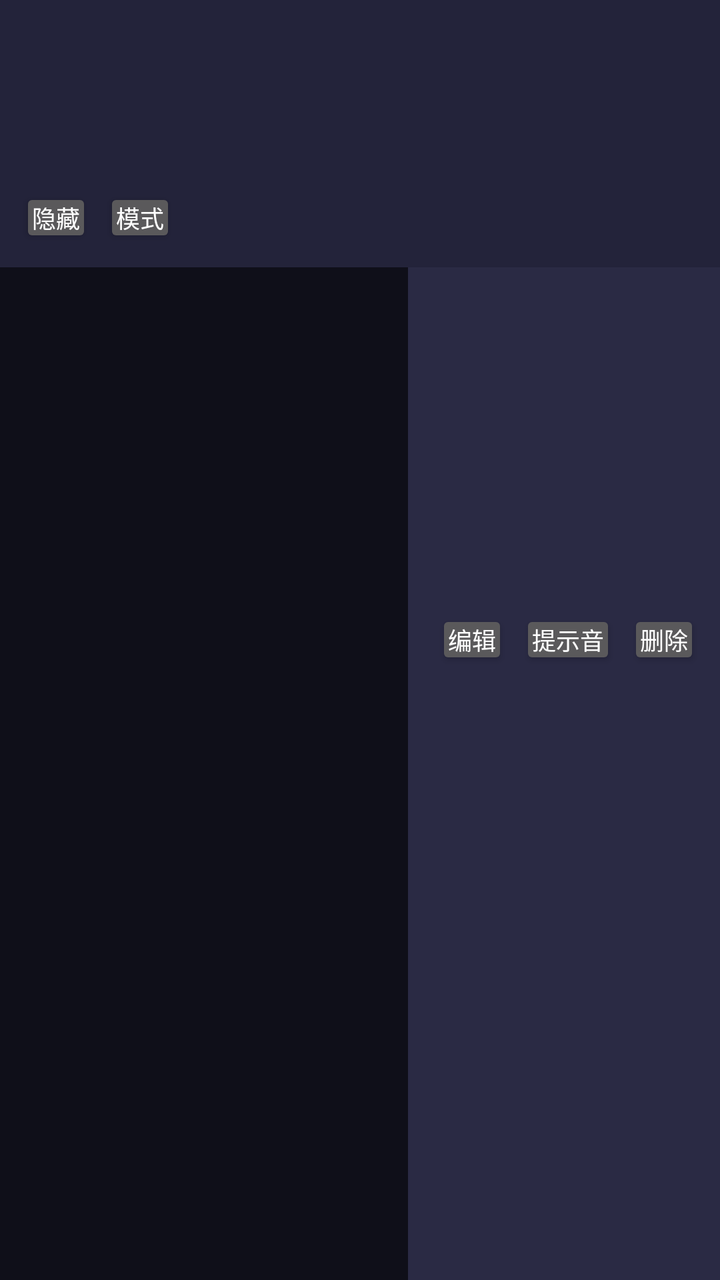
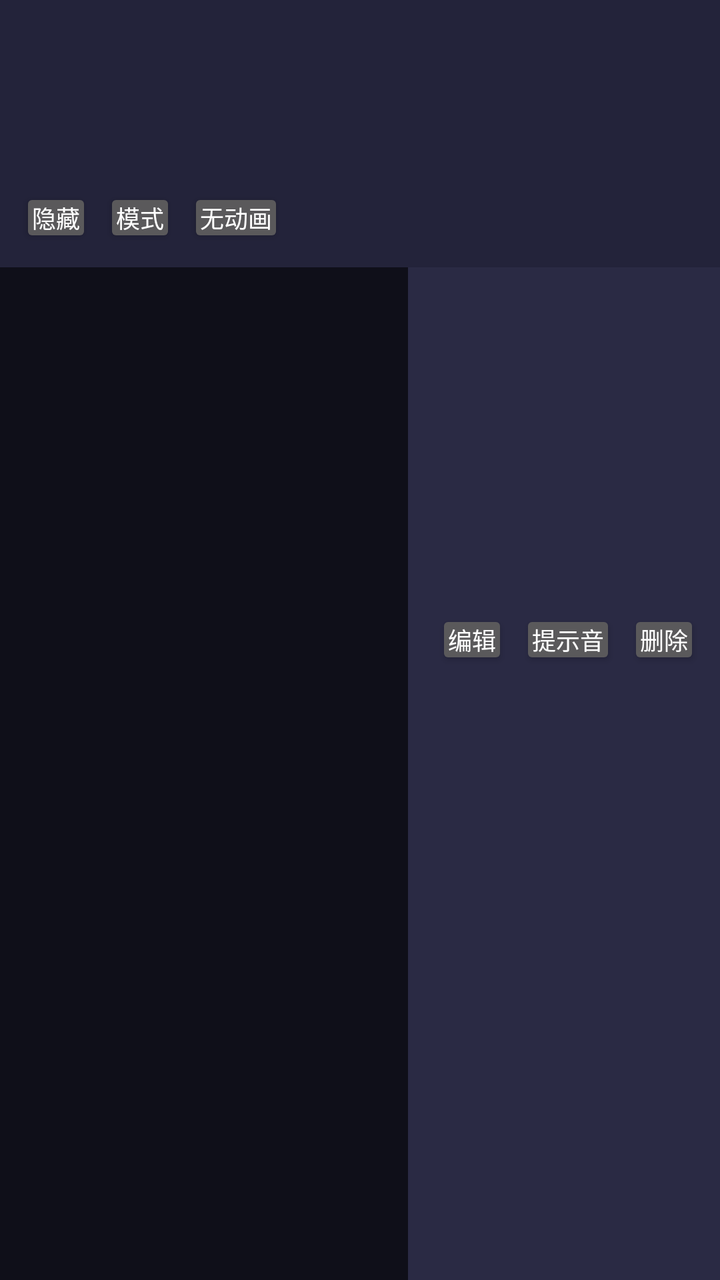

Before-and-after screenshots of an Android layout around one commit, followed by the original layout XML and the change that was made.
<!-- AndroidManifest.xml: application theme AppTheme -->
<!-- res/layout/item_countdown.xml -->
<?xml version="1.0" encoding="utf-8"?>

<FrameLayout xmlns:android="http://schemas.android.com/apk/res/android"
    android:layout_width="match_parent"
    android:layout_height="wrap_content"
    android:clipChildren="false"
    android:layout_marginBottom="8dp"
    android:background="@android:color/transparent">

    
    <LinearLayout
        android:id="@+id/itemActions"
        android:layout_width="wrap_content"
        android:layout_height="match_parent"
        android:layout_gravity="end|center_vertical"
        android:orientation="horizontal"
        android:gravity="center_vertical"
        android:background="#2A2A44"
        android:paddingStart="14dp"
        android:paddingEnd="10dp">

        <Button
            android:id="@+id/itemEdit"
            android:layout_width="wrap_content"
            android:layout_height="wrap_content"
            android:text="编辑"
            android:textSize="12sp"
            android:minWidth="0dp"
            android:minHeight="0dp"
            android:padding="6dp" />

        <Button
            android:id="@+id/itemSound"
            android:layout_width="wrap_content"
            android:layout_height="wrap_content"
            android:text="提示音"
            android:textSize="12sp"
            android:minWidth="0dp"
            android:minHeight="0dp"
            android:padding="6dp"
            android:layout_marginStart="6dp" />

        <Button
            android:id="@+id/itemDelete"
            android:layout_width="wrap_content"
            android:layout_height="wrap_content"
            android:text="删除"
            android:textSize="12sp"
            android:minWidth="0dp"
            android:minHeight="0dp"
            android:padding="6dp"
            android:layout_marginStart="6dp" />
    </LinearLayout>

    
    <LinearLayout
        android:id="@+id/itemFront"
        android:layout_width="match_parent"
        android:layout_height="wrap_content"
        android:orientation="vertical"
        android:background="#23233A"
        android:clipChildren="false"
        android:padding="10dp">

        <TextView
            android:id="@+id/itemTitle"
            android:layout_width="match_parent"
            android:layout_height="wrap_content"
            android:textStyle="bold"
            android:textSize="16sp" />

        <TextView
            android:id="@+id/itemSub"
            android:layout_width="match_parent"
            android:layout_height="wrap_content"
            android:textSize="12sp"
            android:textColor="#A0A0B4" />

        
        <LinearLayout
            android:id="@+id/itemTime"
            android:layout_width="match_parent"
            android:layout_height="wrap_content"
            android:layout_marginTop="4dp"
            android:orientation="horizontal"
            android:gravity="center"
            android:clipChildren="false">

            <TextView
                android:id="@+id/itemTimeHead"
                android:layout_width="wrap_content"
                android:layout_height="wrap_content"
                android:textSize="17sp"
                android:textStyle="bold"
                android:includeFontPadding="false"
                android:maxLines="1"
                android:ellipsize="none"
                android:textColor="#00FFFF" />

            <TextView
                android:id="@+id/itemTimeLast"
                android:layout_width="wrap_content"
                android:layout_height="wrap_content"
                android:textSize="17sp"
                android:textStyle="bold"
                android:includeFontPadding="false"
                android:maxLines="1"
                android:ellipsize="none"
                android:textColor="#00FFFF" />

            <TextView
                android:id="@+id/itemTimeTail"
                android:layout_width="wrap_content"
                android:layout_height="wrap_content"
                android:textSize="17sp"
                android:textStyle="bold"
                android:includeFontPadding="false"
                android:maxLines="1"
                android:ellipsize="none"
                android:textColor="#00FFFF" />
        </LinearLayout>

        <TextView
            android:id="@+id/itemRemark"
            android:layout_width="match_parent"
            android:layout_height="wrap_content"
            android:textSize="12sp"
            android:textColor="#8C8CA5" />

        <LinearLayout
            android:layout_width="match_parent"
            android:layout_height="wrap_content"
            android:orientation="horizontal"
            android:layout_marginTop="6dp">

            <Button
                android:id="@+id/itemShow"
                android:layout_width="wrap_content"
                android:layout_height="wrap_content"
                android:text="隐藏"
                android:textSize="12sp"
                android:minWidth="0dp"
                android:minHeight="0dp"
                android:padding="6dp" />

            <Button
                android:id="@+id/itemMode"
                android:layout_width="wrap_content"
                android:layout_height="wrap_content"
                android:text="模式"
                android:textSize="12sp"
                android:minWidth="0dp"
                android:minHeight="0dp"
                android:padding="6dp"
                android:layout_marginStart="6dp" />
        </LinearLayout>
    </LinearLayout>

</FrameLayout>
<!-- resources referenced by this layout -->
<resources>
  <style name="AppTheme" parent="android:Theme.Material.NoActionBar">
          <item name="android:colorBackground">#0F0F19</item>
          <item name="android:windowBackground">#0F0F19</item>
          <item name="android:statusBarColor">#0F0F19</item>
      </style>
</resources>

<!-- the commit's change to res/layout/item_countdown.xml (unified diff, before → after) -->
@@ -1,5 +1,4 @@
 <?xml version="1.0" encoding="utf-8"?>
-
 <FrameLayout xmlns:android="http://schemas.android.com/apk/res/android"
     android:layout_width="match_parent"
     android:layout_height="wrap_content"
@@ -153,6 +152,18 @@
                 android:minHeight="0dp"
                 android:padding="6dp"
                 android:layout_marginStart="6dp" />
+
+            
+            <Button
+                android:id="@+id/itemAnim"
+                android:layout_width="wrap_content"
+                android:layout_height="wrap_content"
+                android:text="无动画"
+                android:textSize="12sp"
+                android:minWidth="0dp"
+                android:minHeight="0dp"
+                android:padding="6dp"
+                android:layout_marginStart="6dp" />
         </LinearLayout>
     </LinearLayout>
 
